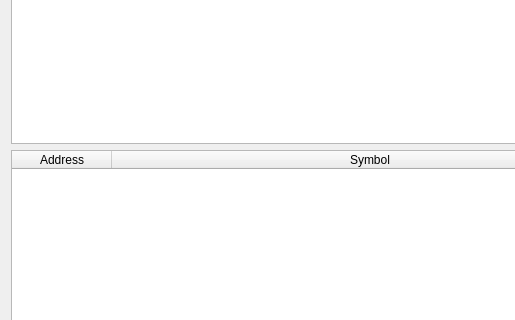
Qt form GUI/FunctionsInfoWidget.ui (korcankaraokcu/PINCE) before a commit; both pictures show x 0 to 515 and y 145 to 465 of the 640 by 555 pixel window.
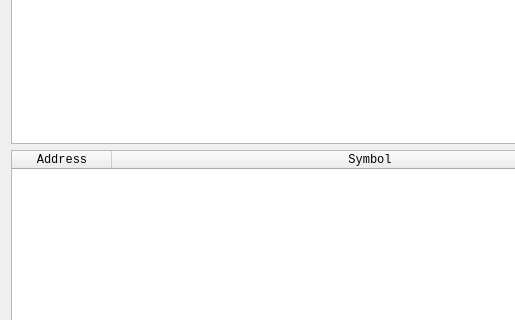
The same form after that commit.

Commit message: Add monospace to more widgets

What changed in the file:
```diff
--- a/GUI/FunctionsInfoWidget.ui
+++ b/GUI/FunctionsInfoWidget.ui
@@ -16,6 +16,11 @@
   <layout class="QGridLayout" name="gridLayout">
    <item row="2" column="0">
     <widget class="QTableWidget" name="tableWidget_SymbolInfo">
+     <property name="font">
+      <font>
+       <family>Monospace</family>
+      </font>
+     </property>
      <property name="editTriggers">
       <set>QAbstractItemView::NoEditTriggers</set>
      </property>
```
Left out of the diff: 8 changed lines with no effect on the pictures. The commit also changes 28 other files.
